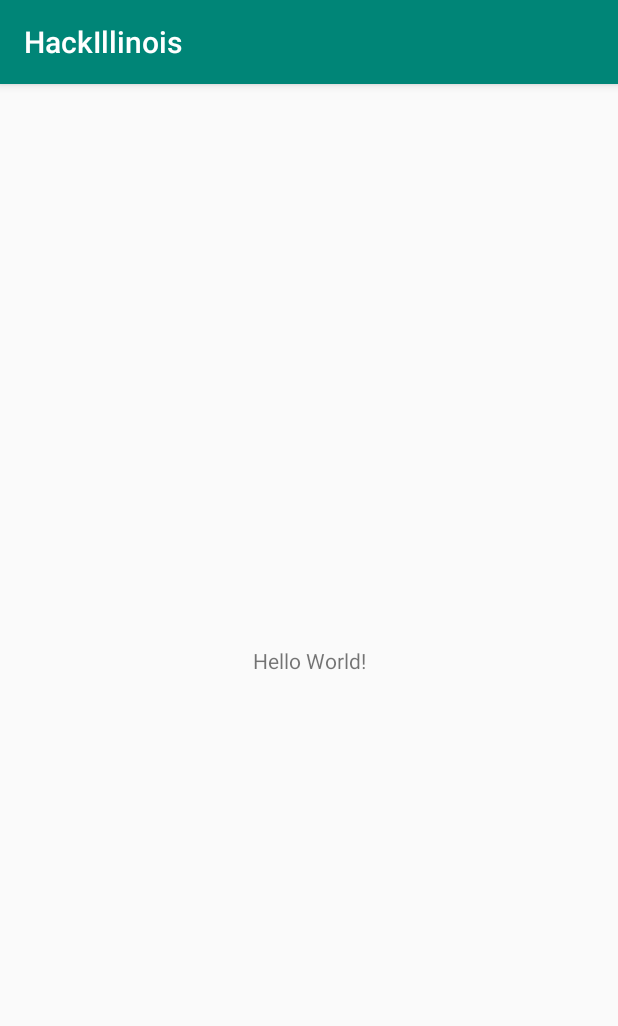
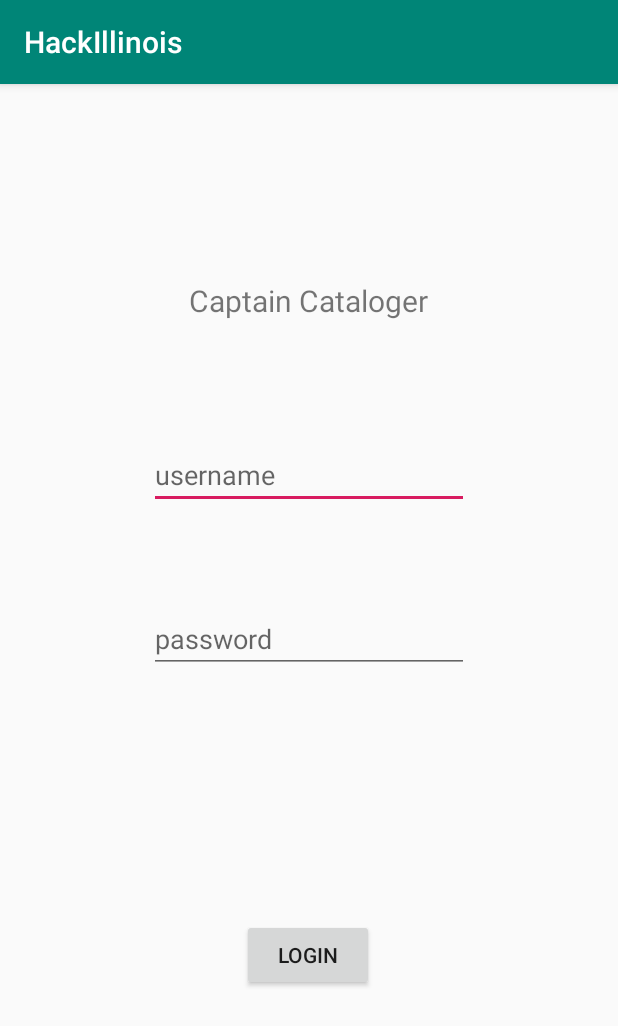
Before and after one commit to 1019gene/Captain-Logger, an Android app: the screen it shows after launch (MainActivity), on a phone screen of 412 x 824 dp. Shown: the top 1026 px of the screen. Run offline under Robolectric (Android 15) with nearby library versions, the phone set to English and light mode, and no system bars.

Commit message:
basic front page created - email and password inputs added

```diff
--- a/app/src/main/res/layout/activity_main.xml
+++ b/app/src/main/res/layout/activity_main.xml
@@ -7,12 +7,71 @@
     tools:context=".MainActivity">
 
     <TextView
+        android:id="@+id/titleTV"
         android:layout_width="wrap_content"
         android:layout_height="wrap_content"
-        android:text="Hello World!"
+        android:layout_marginStart="8dp"
+        android:layout_marginLeft="8dp"
+        android:layout_marginTop="8dp"
+        android:layout_marginEnd="8dp"
+        android:layout_marginRight="8dp"
+        android:layout_marginBottom="8dp"
+        android:text="Captain Cataloger"
+        android:textSize="20dp"
         app:layout_constraintBottom_toBottomOf="parent"
-        app:layout_constraintLeft_toLeftOf="parent"
-        app:layout_constraintRight_toRightOf="parent"
-        app:layout_constraintTop_toTopOf="parent" />
+        app:layout_constraintEnd_toEndOf="parent"
+        app:layout_constraintHorizontal_bias="0.498"
+        app:layout_constraintStart_toStartOf="parent"
+        app:layout_constraintTop_toTopOf="parent"
+        app:layout_constraintVertical_bias="0.169" />
+
+    <Button
+        android:id="@+id/login_btn"
+        android:layout_width="wrap_content"
+        android:layout_height="wrap_content"
+        android:layout_marginStart="8dp"
+        android:layout_marginLeft="8dp"
+        android:layout_marginTop="8dp"
+        android:layout_marginEnd="8dp"
+        android:layout_marginRight="8dp"
+        android:layout_marginBottom="8dp"
+        android:text="login"
+        app:layout_constraintBottom_toBottomOf="parent"
+        app:layout_constraintEnd_toEndOf="parent"
+        app:layout_constraintHorizontal_bias="0.498"
+        app:layout_constraintStart_toStartOf="parent"
+        app:layout_constraintTop_toBottomOf="@+id/password_txt" />
+
+    <EditText
+        android:id="@+id/username_txt"
+        android:layout_width="wrap_content"
+        android:layout_height="wrap_content"
+        android:layout_marginStart="8dp"
+        android:layout_marginLeft="8dp"
+        android:layout_marginTop="80dp"
+        android:layout_marginEnd="8dp"
+        android:layout_marginRight="8dp"
+        android:ems="10"
+        android:hint="username"
+        android:inputType="textEmailAddress"
+        app:layout_constraintEnd_toEndOf="parent"
+        app:layout_constraintStart_toStartOf="parent"
+        app:layout_constraintTop_toBottomOf="@+id/titleTV" />
+
+    <EditText
+        android:id="@+id/password_txt"
+        android:layout_width="wrap_content"
+        android:layout_height="wrap_content"
+        android:layout_marginStart="8dp"
+        android:layout_marginLeft="8dp"
+        android:layout_marginTop="64dp"
+        android:layout_marginEnd="8dp"
+        android:layout_marginRight="8dp"
+        android:ems="10"
+        android:hint="password"
+        android:inputType="textPassword"
+        app:layout_constraintEnd_toEndOf="parent"
+        app:layout_constraintStart_toStartOf="parent"
+        app:layout_constraintTop_toBottomOf="@+id/username_txt" />
 
 </android.support.constraint.ConstraintLayout>
--- a/build.gradle
+++ b/build.gradle
@@ -7,7 +7,7 @@ buildscript {
         jcenter()
     }
     dependencies {
-        classpath 'com.android.tools.build:gradle:3.2.1'
+        classpath 'com.android.tools.build:gradle:3.3.1'
         classpath 'com.google.gms:google-services:4.0.1'
 
 
```
Also changed, not shown: gradle/wrapper/gradle-wrapper.properties.
